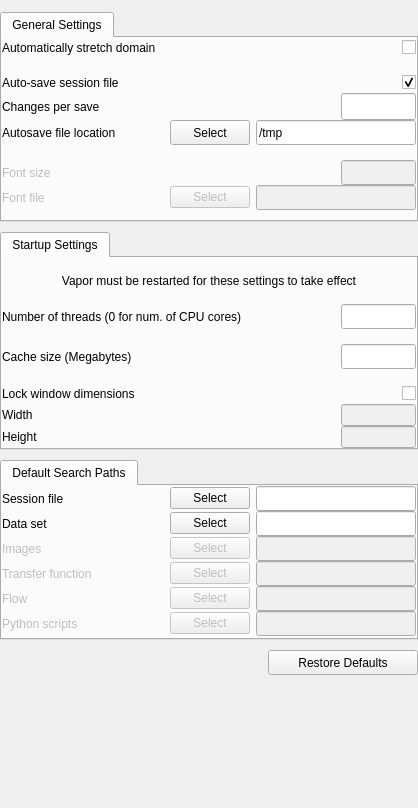
This is apps/vaporgui/SettingsGUI.ui in NCAR/VAPOR as Qt 5 draws it before an edit. The edited form follows.
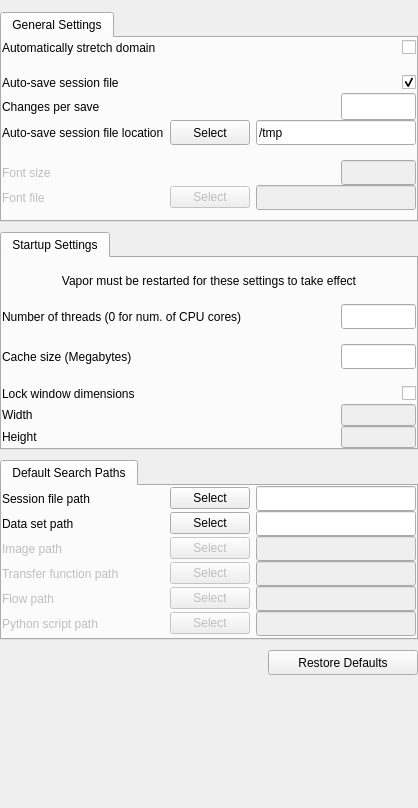
This is the edited form.

The edit to the form file:
```diff
--- a/apps/vaporgui/SettingsGUI.ui
+++ b/apps/vaporgui/SettingsGUI.ui
@@ -238,7 +238,7 @@
               <string>The file specified for auto save is overwritten every time there is an automatic session save</string>
              </property>
              <property name="text">
-              <string>Autosave file location</string>
+              <string>Auto-save session file location</string>
              </property>
              <property name="wordWrap">
               <bool>false</bool>
@@ -779,7 +779,7 @@
          <item>
           <widget class="QLabel" name="label_10">
            <property name="text">
-            <string>Session file</string>
+            <string>Session file path</string>
            </property>
           </widget>
          </item>
@@ -823,7 +823,7 @@
          <item>
           <widget class="QLabel" name="label_11">
            <property name="text">
-            <string>Data set</string>
+            <string>Data set path</string>
            </property>
           </widget>
          </item>
@@ -870,7 +870,7 @@
             <bool>false</bool>
            </property>
            <property name="text">
-            <string>Images</string>
+            <string>Image path</string>
            </property>
           </widget>
          </item>
@@ -923,7 +923,7 @@
             <bool>false</bool>
            </property>
            <property name="text">
-            <string>Transfer function</string>
+            <string>Transfer function path</string>
            </property>
           </widget>
          </item>
@@ -976,7 +976,7 @@
             <bool>false</bool>
            </property>
            <property name="text">
-            <string>Flow</string>
+            <string>Flow path</string>
            </property>
           </widget>
          </item>
@@ -1029,7 +1029,7 @@
             <bool>false</bool>
            </property>
            <property name="text">
-            <string>Python scripts</string>
+            <string>Python script path</string>
            </property>
           </widget>
          </item>
```
